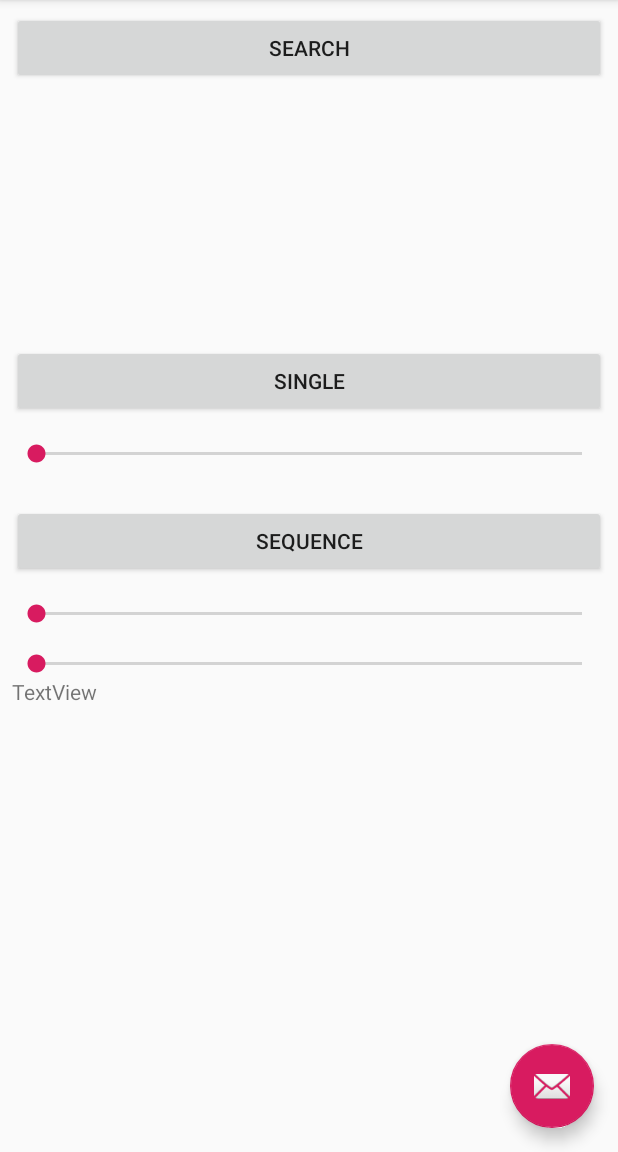
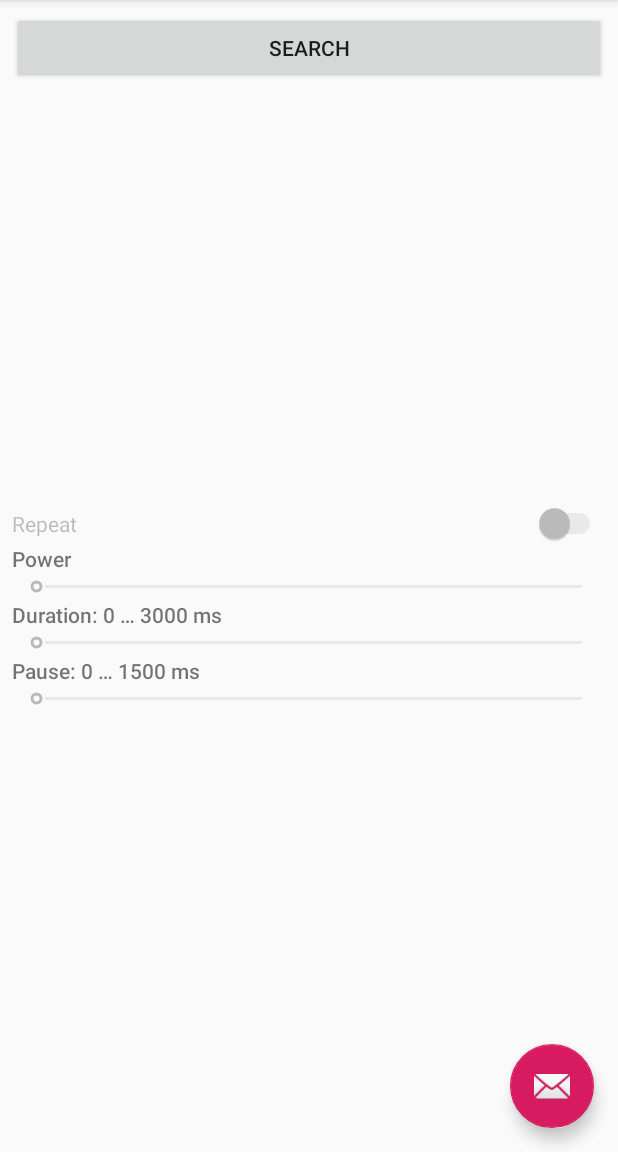
Before and after one commit to igrztv/BLEtoInternetBridge, an Android app: the screen it shows after launch (MainActivity), after a tap on an icon or button, on a phone screen of 412 x 824 dp, the part 84-1236 px from its top. Run offline under Robolectric (Android 15) with nearby library versions, the phone set to English and light mode, and no system bars; 1 statement that could not run was skipped.

Commit message:
Code clean up

```diff
--- /dev/null
+++ b/app/src/main/java/com/example/mishkatoy/DeviceCharacteristics.java
@@ -0,0 +1,100 @@
+package com.example.mishkatoy;
+
+import android.bluetooth.BluetoothGattCharacteristic;
+import android.util.Log;
+
+import java.util.UUID;
+
+public class DeviceCharacteristics {
+
+    public final static UUID UUID_YOUR_DEVICE_UUID =
+            UUID.fromString("6E400001-B5A3-F393-E0A9-E50E24DCCA9E");
+
+    public final static UUID REMOTE_RX_UUID_CHARACTERISTIC =
+            UUID.fromString("6E400002-B5A3-F393-E0A9-E50E24DCCA9E");
+    public final static UUID REMOTE_TX_UUID_CHARACTERISTIC =
+            UUID.fromString("6E400003-B5A3-F393-E0A9-E50E24DCCA9E");
+    public final static UUID REMOTE_POWER_UUID_CHARACTERISTIC =
+            UUID.fromString("6E400004-B5A3-F393-E0A9-E50E24DCCA9E");
+    public final static UUID REMOTE_DURATION_UUID_CHARACTERISTIC =
+            UUID.fromString("6E400005-B5A3-F393-E0A9-E50E24DCCA9E");
+    public final static UUID REMOTE_PAUSE_UUID_CHARACTERISTIC =
+            UUID.fromString("6E400006-B5A3-F393-E0A9-E50E24DCCA9E");
+    public final static UUID REMOTE_DO_UUID_CHARACTERISTIC =
+            UUID.fromString("6E400007-B5A3-F393-E0A9-E50E24DCCA9E");
+    public final static UUID REMOTE_REPEAT_UUID_CHARACTERISTIC =
+            UUID.fromString("6E400008-B5A3-F393-E0A9-E50E24DCCA9E");
+
+    public BluetoothGattCharacteristic rxChar;
+    public BluetoothGattCharacteristic txChar;
+    public BluetoothGattCharacteristic powerChar;
+    public BluetoothGattCharacteristic durationChar;
+    public BluetoothGattCharacteristic pauseChar;
+    public BluetoothGattCharacteristic doChar;
+    public BluetoothGattCharacteristic repeatChar;
+
+    public final static int CHARACTERISTIC_NOT_FOUND = 0;
+    public final static int CHARACTERISTIC_FOUND = 1;
+    public final static int NEED_NOTIFICATION = 2;
+
+
+    public BluetoothGattCharacteristic getCharacteristic(UUID uuid) {
+        if (uuid.equals(REMOTE_RX_UUID_CHARACTERISTIC)) {
+            return rxChar;
+        }
+        if (uuid.equals(REMOTE_TX_UUID_CHARACTERISTIC)) {
+            return txChar;
+        }
+        if (uuid.equals(REMOTE_POWER_UUID_CHARACTERISTIC)) {
+            return powerChar;
+        }
+        if (uuid.equals(REMOTE_DURATION_UUID_CHARACTERISTIC)) {
+            return durationChar;
+        }
+        if (uuid.equals(REMOTE_PAUSE_UUID_CHARACTERISTIC)) {
+            return pauseChar;
+        }
+        if (uuid.equals(REMOTE_DO_UUID_CHARACTERISTIC)) {
+            return doChar;
+        }
+        if (uuid.equals(REMOTE_REPEAT_UUID_CHARACTERISTIC)) {
+            return repeatChar;
+        }
+        return null;
+    }
+
+
+    public int findUUID(UUID uuid, BluetoothGattCharacteristic charPointer) {
+        if (uuid.equals(REMOTE_RX_UUID_CHARACTERISTIC)) {
+            rxChar = charPointer;
+            return CHARACTERISTIC_FOUND;
+        }
+        if (uuid.equals(REMOTE_TX_UUID_CHARACTERISTIC)) {
+            txChar = charPointer;
+            return NEED_NOTIFICATION;
+        }
+        if (uuid.equals(REMOTE_POWER_UUID_CHARACTERISTIC)) {
+            powerChar = charPointer;
+            return CHARACTERISTIC_FOUND;
+        }
+        if (uuid.equals(REMOTE_DURATION_UUID_CHARACTERISTIC)) {
+            durationChar = charPointer;
+            return CHARACTERISTIC_FOUND;
+        }
+        if (uuid.equals(REMOTE_PAUSE_UUID_CHARACTERISTIC)) {
+            pauseChar = charPointer;
+            return CHARACTERISTIC_FOUND;
+        }
+        if (uuid.equals(REMOTE_DO_UUID_CHARACTERISTIC)) {
+            doChar = charPointer;
+            return CHARACTERISTIC_FOUND;
+        }
+        if (uuid.equals(REMOTE_REPEAT_UUID_CHARACTERISTIC)) {
+            Log.e("REPEAT", "repeatChar");
+            repeatChar = charPointer;
+            return CHARACTERISTIC_FOUND;
+        }
+        return CHARACTERISTIC_NOT_FOUND;
+    }
+
+}
--- a/app/src/main/java/com/example/mishkatoy/MainActivity.java
+++ b/app/src/main/java/com/example/mishkatoy/MainActivity.java
@@ -32,7 +32,10 @@ import android.view.MenuItem;
 import android.widget.AdapterView;
 import android.widget.ArrayAdapter;
 import android.widget.Button;
+import android.widget.CompoundButton;
 import android.widget.ListView;
+import android.widget.SeekBar;
+import android.widget.Switch;
 import android.widget.TextView;
 import android.widget.Toast;
 
@@ -53,17 +56,22 @@ public class MainActivity extends AppCompatActivity
     boolean bluetoothScanAccess = false;
     ArrayList<BluetoothDevice> list = new ArrayList<BluetoothDevice>();
     Set<BluetoothDevice> deviceSet = new HashSet<>();
-    static final int MY_PERMISSION_REQUEST_CONSTANT = 1;
+    static final int LOCATION_PERMISSION_REQUEST_CONSTANT = 1;
 
-    void bindBLE() {
-        Log.e("MAIN", "onBind");
-        Intent intent = new Intent(this, BLEService.class);
-        bindService(intent, connection, Context.BIND_AUTO_CREATE);
-    }
+    boolean doRepeat = false;
+    boolean doRun = false;
+    int power = 0;
+    int duration = 0;
+    int pause = 0;
 
     Context context;
     ListView bleDeviceList;
     final Context ctx = this;
+    TextView responce;
+    SeekBar powerBar;
+    SeekBar durationBar;
+    SeekBar pauseBar;
+    Switch repeatSwitch;
 
     @Override
     protected void onCreate(Bundle savedInstanceState) {
@@ -76,7 +84,8 @@ public class MainActivity extends AppCompatActivity
         fab.setOnClickListener(new View.OnClickListener() {
             @Override
             public void onClick(View view) {
-
+                doRun = !doRun;
+                mService.writeCharacteristic(DeviceCharacteristics.REMOTE_DO_UUID_CHARACTERISTIC, doRun ? "1":"0");
             }
         });
 
@@ -86,13 +95,14 @@ public class MainActivity extends AppCompatActivity
             public void onClick(View view) {
                 if (mBound) {
                     list.clear();
-                    // list.addAll(mService.getDevices());
                     bleDeviceList.setAdapter(new ArrayAdapter<>(ctx,
                             android.R.layout.simple_list_item_1, list));
                     mService.startScanDevices();
                 }
             }
         });
+
+        responce = findViewById(R.id.textView3);
 
         DrawerLayout drawer = (DrawerLayout) findViewById(R.id.drawer_layout);
         ActionBarDrawerToggle toggle = new ActionBarDrawerToggle(
@@ -103,7 +113,7 @@ public class MainActivity extends AppCompatActivity
         NavigationView navigationView = (NavigationView) findViewById(R.id.nav_view);
         navigationView.setNavigationItemSelectedListener(this);
 
-        bleDeviceList = (ListView) findViewById(R.id.deviceList);
+        bleDeviceList = findViewById(R.id.deviceList);
         bleDeviceList.setOnItemClickListener(new AdapterView.OnItemClickListener() {
             @Override
             public void onItemClick(AdapterView<?>adapter, View v, int position, long id){
@@ -113,59 +123,95 @@ public class MainActivity extends AppCompatActivity
             }
         });
 
-        Button singleButton = findViewById(R.id.button4);
-        Button sequenceButton = findViewById(R.id.button7);
-        singleButton.setOnClickListener(new View.OnClickListener() {
+        repeatSwitch = findViewById(R.id.repeatSwitch);
+        repeatSwitch.setOnCheckedChangeListener(new CompoundButton.OnCheckedChangeListener() {
             @Override
-            public void onClick(View view) { mService.writeCharacteristic("single"); }
+            public void onCheckedChanged(CompoundButton buttonView, boolean isChecked) {
+                doRepeat = isChecked;
+                mService.writeCharacteristic(DeviceCharacteristics.REMOTE_RX_UUID_CHARACTERISTIC, doRepeat ? "1":"0");
+            }
+
         });
-        sequenceButton.setOnClickListener(new View.OnClickListener() {
+
+        powerBar = findViewById(R.id.powerBar);
+        powerBar.setOnSeekBarChangeListener(new SeekBar.OnSeekBarChangeListener() {
             @Override
-            public void onClick(View view) { mService.writeCharacteristic("sequence"); }
+            public void onProgressChanged(SeekBar seekBar, int progress, boolean fromUser) {
+                power = progress;
+            }
+            @Override
+            public void onStartTrackingTouch(SeekBar seekBar) {}
+            @Override
+            public void onStopTrackingTouch(SeekBar seekBar) {
+                mService.writeCharacteristic(DeviceCharacteristics.REMOTE_POWER_UUID_CHARACTERISTIC, power + "");
+            }
         });
+
+        durationBar = findViewById(R.id.durationBar);
+        durationBar.setOnSeekBarChangeListener(new SeekBar.OnSeekBarChangeListener() {
+            @Override
+            public void onProgressChanged(SeekBar seekBar, int progress, boolean fromUser) {
+                duration = progress;
+            }
+            @Override
+            public void onStartTrackingTouch(SeekBar seekBar) {}
+            @Override
+            public void onStopTrackingTouch(SeekBar seekBar) {
+                mService.writeCharacteristic(DeviceCharacteristics.REMOTE_DURATION_UUID_CHARACTERISTIC, duration + "");
+            }
+        });
+
+        pauseBar = findViewById(R.id.pauseBar);
+        pauseBar.setOnSeekBarChangeListener(new SeekBar.OnSeekBarChangeListener() {
+            @Override
+            public void onProgressChanged(SeekBar seekBar, int progress, boolean fromUser) {
+                pause = progress;
+            }
+            @Override
+            public void onStartTrackingTouch(SeekBar seekBar) {}
+            @Override
+            public void onStopTrackingTouch(SeekBar seekBar) {
+                mService.writeCharacteristic(DeviceCharacteristics.REMOTE_PAUSE_UUID_CHARACTERISTIC, pause + "");
+            }
+        });
+
+        setUIenabled(false);
 
         context = getApplicationContext();
 
         // Request permissions to scan bluetooth devices
         String perm[] = {Manifest.permission.ACCESS_COARSE_LOCATION};
-        ActivityCompat.requestPermissions(this, perm, MY_PERMISSION_REQUEST_CONSTANT);
+        ActivityCompat.requestPermissions(this, perm, LOCATION_PERMISSION_REQUEST_CONSTANT);
     }
 
     public void onRequestPermissionsResult(int requestCode, String permissions[], int[] grantResults) {
         switch (requestCode) {
-            case MY_PERMISSION_REQUEST_CONSTANT: {
+            case LOCATION_PERMISSION_REQUEST_CONSTANT: {
                 // If request is cancelled, the result arrays are empty.
                 if (grantResults.length > 0 && grantResults[0] == PackageManager.PERMISSION_GRANTED) {
                     bluetoothScanAccess = true;
-
-                    IntentFilter filter = new IntentFilter();
-                    filter.addAction(BluetoothDevice.ACTION_FOUND);
-                    filter.addAction(BluetoothAdapter.ACTION_DISCOVERY_STARTED);
-                    filter.addAction(BluetoothAdapter.ACTION_DISCOVERY_FINISHED);
-                    filter.addAction(BLEService.ACTION_BLE_DEVICE_FOUND);
-                    filter.addAction(BLEService.ACTION_GATT_SERVICES_DISCOVERED);
-                    filter.addAction(BLEService.ACTION_DATA_AVAILABLE);
-                    registerReceiver(receiver, filter);
-
-                    Intent intent = new Intent(this, BluetoothService.class);
-                    startService(intent);
-                    bindBLE();
-
+                    registerBroadcatReceiver();
+                    attachToService();
                 } else {
-
                     Toast toast = Toast.makeText(context, "Cannot start bluetooth );", Toast.LENGTH_SHORT);
                     toast.show();
-
                     bluetoothScanAccess = false;
                 }
             }
         }
     }
 
-    public void sendData(String button) {
-        if (button.equals("single")) {
-            // mService.sendCommand("single:");
-        }
+    private void registerBroadcatReceiver() {
+        IntentFilter filter = new IntentFilter();
+        filter.addAction(BluetoothDevice.ACTION_FOUND);
+        filter.addAction(BluetoothAdapter.ACTION_DISCOVERY_STARTED);
+        filter.addAction(BluetoothAdapter.ACTION_DISCOVERY_FINISHED);
+        filter.addAction(BLEService.ACTION_BLE_DEVICE_FOUND);
+        filter.addAction(BLEService.ACTION_GATT_SERVICES_DISCOVERED);
+        filter.addAction(BLEService.ACTION_DATA_AVAILABLE);
+        filter.addAction(BLEService.ACTION_GATT_CONNECTED);
+        filter.addAction(BLEService.ACTION_GATT_DISCONNECTED);
+        registerReceiver(receiver, filter);
     }
 
     @Override
@@ -200,11 +246,18 @@ public class MainActivity extends AppCompatActivity
         super.onStop();
     }
 
+    public void setUIenabled(boolean state) {
+        repeatSwitch.setEnabled(state);
+        pauseBar.setEnabled(state);
+        durationBar.setEnabled(state);
+        powerBar.setEnabled(state);
+    }
+
     // Create a BroadcastReceiver for ACTION_FOUND.
     private final BroadcastReceiver receiver = new BroadcastReceiver() {
         public void onReceive(Context context, Intent intent) {
             String action = intent.getAction();
-            Log.e("BROADCAST", "onReceive " + action);
+            // Log.e("BROADCAST", "onReceive " + action);
             if (BluetoothAdapter.ACTION_DISCOVERY_STARTED.equals(action)) {
                 Log.e("BROADCAST", "ACTION_DISCOVERY_STARTED");
             } else if (BluetoothAdapter.ACTION_DISCOVERY_FINISHED.equals(action)) {
@@ -225,24 +278,31 @@ public class MainActivity extends AppCompatActivity
                         android.R.layout.simple_list_item_1, list));
                 Log.e("BROADCAST", device.getName());
             } else if (BLEService.ACTION_GATT_SERVICES_DISCOVERED.equals(action)) {
-
+                doRun = false;
+                mService.writeCharacteristic(DeviceCharacteristics.REMOTE_DO_UUID_CHARACTERISTIC, doRun ? "1":"0");
             } else if (BLEService.ACTION_DATA_AVAILABLE.equals(action)) {
-                TextView responce = findViewById(R.id.textView3);
                 String data = intent.getStringExtra(BLEService.EXTRA_DATA);
                 if (data != null) {
                     responce.setText(data + "\n");
-                    Log.e("DATA", data);
+                    // Log.e("DATA", data);
                 }
+            } else if (BLEService.ACTION_GATT_CONNECTED.equals(action)) {
+                setUIenabled(true);
+            } else if (BLEService.ACTION_GATT_DISCONNECTED.equals(action)) {
+                setUIenabled(false);
             } else if (BluetoothService.MESSAGE_READ.equals(action)) {
-                TextView responce = findViewById(R.id.textView3);
                 String data = intent.getStringExtra("BLE_data");
                 responce.setText(data);
             }
         }
     };
 
+    public void attachToService() {
+        startService(new Intent(this, BluetoothService.class));
+        bindService(new Intent(this, BLEService.class), connection, Context.BIND_AUTO_CREATE);
+    }
+
     private ServiceConnection connection = new ServiceConnection() {
-
         @Override
         public void onServiceConnected(ComponentName className, IBinder service) {
             Log.e("MAIN", "onServiceConnected!!!");
@@ -254,7 +314,6 @@ public class MainActivity extends AppCompatActivity
                 toast.show();
             }
         }
-
         @Override
         public void onServiceDisconnected(ComponentName arg0) {
             Log.e("MAIN", "onServiceDisconnected!!!");
--- a/app/src/main/res/layout/content_main.xml
+++ b/app/src/main/res/layout/content_main.xml
@@ -33,63 +33,62 @@
         <ListView
             android:id="@+id/deviceList"
             android:layout_width="match_parent"
-            android:layout_height="174dp" />
+            android:layout_height="279dp">
 
-        <LinearLayout
-            android:layout_width="match_parent"
-            android:layout_height="match_parent"
-            android:orientation="vertical">
+        </ListView>
 
-            <Button
-                android:id="@+id/button4"
+        <Switch
+            android:id="@+id/repeatSwitch"
             android:layout_width="match_parent"
             android:layout_height="wrap_content"
-                android:text="Single" />
+            android:text="Repeat" />
 
-            <Space
+        <TextView
+            android:id="@+id/textView4"
             android:layout_width="match_parent"
-                android:layout_height="15dp" />
+            android:layout_height="wrap_content"
+            android:fontFamily="sans-serif-medium"
+            android:text="Power"
+            android:textAllCaps="false" />
 
         <SeekBar
-                android:id="@+id/seekBar"
-                android:layout_width="match_parent"
-                android:layout_height="wrap_content" />
-
-            <Space
-                android:layout_width="match_parent"
-                android:layout_height="25dp" />
-
-            <Button
-                android:id="@+id/button7"
+            android:id="@+id/powerBar"
             android:layout_width="match_parent"
             android:layout_height="wrap_content"
-                android:text="Sequence" />
+            android:max="255" />
 
-            <Space
+        <TextView
+            android:id="@+id/textView5"
             android:layout_width="match_parent"
-                android:layout_height="15dp" />
+            android:layout_height="wrap_content"
+            android:fontFamily="sans-serif-medium"
+            android:text="Duration: 0 … 3000 ms"
+            android:textSize="14sp" />
 
         <SeekBar
-                android:id="@+id/seekBar2"
+            android:id="@+id/durationBar"
             android:layout_width="match_parent"
-                android:layout_height="wrap_content" />
+            android:layout_height="wrap_content"
+            android:max="3000" />
 
-            <Space
+        <TextView
+            android:id="@+id/textView6"
             android:layout_width="match_parent"
-                android:layout_height="15dp" />
+            android:layout_height="wrap_content"
+            android:fontFamily="sans-serif-medium"
+            android:text="Pause: 0 … 1500 ms"
+            android:textSize="14sp" />
 
         <SeekBar
-                android:id="@+id/seekBar3"
+            android:id="@+id/pauseBar"
             android:layout_width="match_parent"
-                android:layout_height="wrap_content" />
+            android:layout_height="wrap_content"
+            android:max="1500" />
 
         <TextView
             android:id="@+id/textView3"
             android:layout_width="match_parent"
-                android:layout_height="203dp"
-                android:text="TextView" />
-
-        </LinearLayout>
+            android:layout_height="59dp" />
 
     </LinearLayout>
 
```
Also changed, not shown: app/src/main/java/com/example/mishkatoy/BLEService.java (+28 -15 lines). Lines whose indentation alone changed are shown as unchanged.
